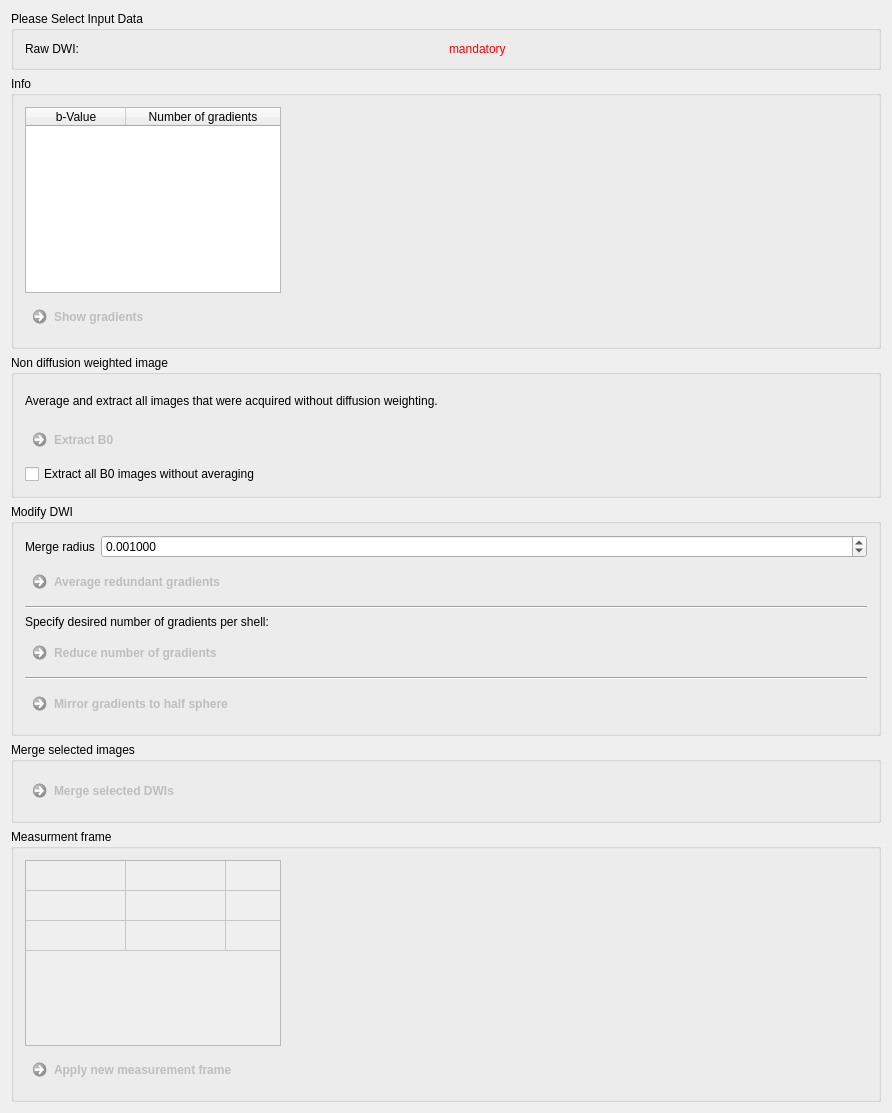
Old version of the form Plugins/org.mitk.gui.qt.diffusionimaging/src/internal/QmitkPreprocessingViewControls.ui in the repository MITK/MITK.
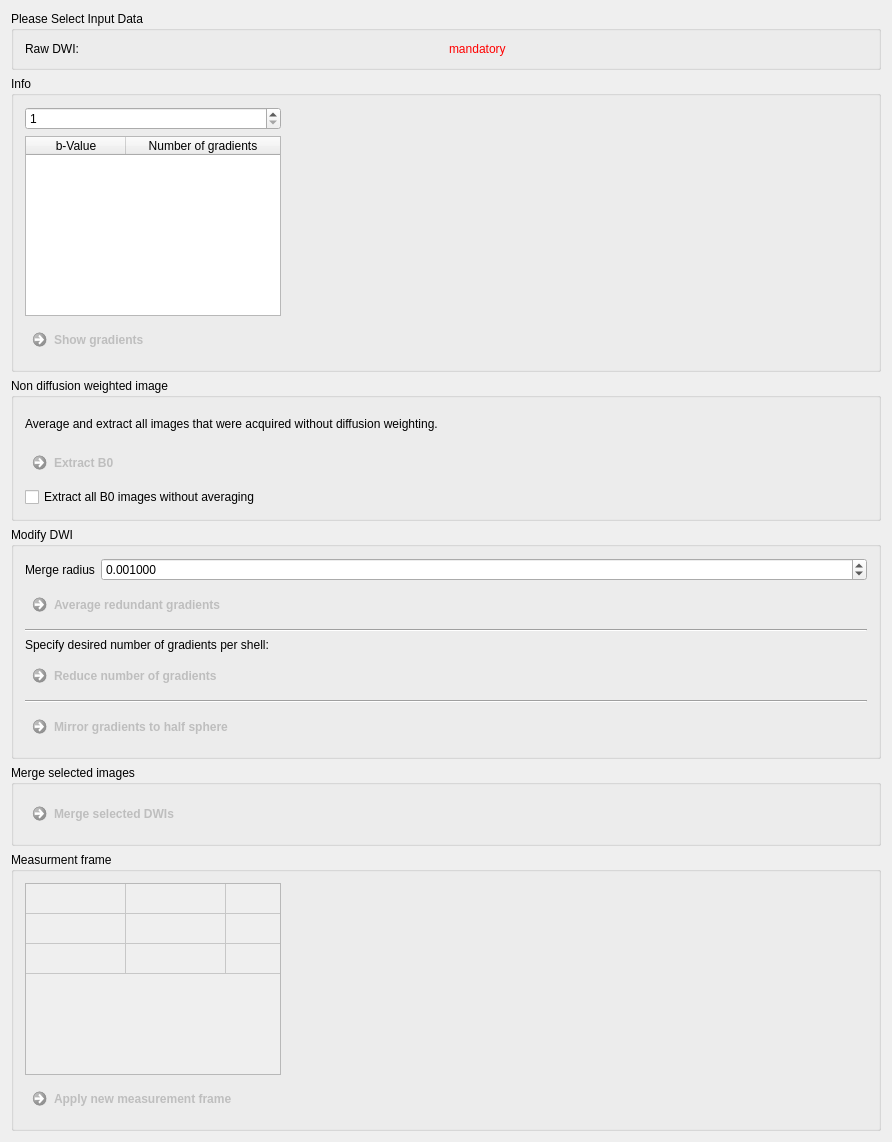
New version of the form.

What changed in the file:
```diff
--- a/Plugins/org.mitk.gui.qt.diffusionimaging/src/internal/QmitkPreprocessingViewControls.ui
+++ b/Plugins/org.mitk.gui.qt.diffusionimaging/src/internal/QmitkPreprocessingViewControls.ui
@@ -7,7 +7,7 @@
     <x>0</x>
     <y>0</y>
     <width>892</width>
-    <height>1080</height>
+    <height>1114</height>
    </rect>
   </property>
   <property name="minimumSize">
@@ -67,8 +67,8 @@
       <string>Info</string>
      </property>
      <layout class="QGridLayout" name="gridLayout_3">
-      <item row="0" column="0">
-       <widget class="QTableWidget" name="m_BvalueTable">
+      <item row="1" column="0">
+       <widget class="QTableWidget" name="m_B_ValueMap_TableWidget">
         <property name="sizePolicy">
          <sizepolicy hsizetype="Minimum" vsizetype="Minimum">
           <horstretch>0</horstretch>
@@ -108,7 +108,42 @@
         </column>
        </widget>
       </item>
-      <item row="0" column="1">
+      <item row="0" column="0">
+       <widget class="QSpinBox" name="m_B_ValueMap_Rounder_SpinBox">
+        <property name="toolTip">
+         <string>&lt;html&gt;&lt;head/&gt;&lt;body&gt;&lt;p&gt;This rounder allowes you to manipulate &lt;a name=&quot;result_box&quot;/&gt;the classification of the b-Values to the corresponding shells. But is not manipulating the original b-Values or data.&lt;/p&gt;&lt;/body&gt;&lt;/html&gt;</string>
+        </property>
+        <property name="minimum">
+         <number>1</number>
+        </property>
+        <property name="maximum">
+         <number>10000</number>
+        </property>
+        <property name="singleStep">
+         <number>10</number>
+        </property>
+       </widget>
+      </item>
+      <item row="2" column="0">
+       <widget class="QCommandLinkButton" name="m_ShowGradientsButton">
+        <property name="enabled">
+         <bool>false</bool>
+        </property>
+        <property name="toolTip">
+         <string>Generate pointset displaying the gradient vectors (applied measurement frame).</string>
+        </property>
+        <property name="statusTip">
+         <string/>
+        </property>
+        <property name="whatsThis">
+         <string notr="true"/>
+        </property>
+        <property name="text">
+         <string>Show gradients</string>
+        </property>
+       </widget>
+      </item>
+      <item row="0" column="1" rowspan="2">
        <spacer name="horizontalSpacer_2">
         <property name="orientation">
          <enum>Qt::Horizontal</enum>
@@ -121,25 +156,6 @@
         </property>
        </spacer>
       </item>
-      <item row="1" column="0">
-       <widget class="QCommandLinkButton" name="m_ShowGradientsButton">
-        <property name="enabled">
-         <bool>false</bool>
-        </property>
-        <property name="toolTip">
-         <string>Generate pointset displaying the gradient vectors (applied measurement frame).</string>
-        </property>
-        <property name="statusTip">
-         <string/>
-        </property>
-        <property name="whatsThis">
-         <string notr="true"/>
-        </property>
-        <property name="text">
-         <string>Show gradients</string>
-        </property>
-       </widget>
-      </item>
      </layout>
     </widget>
    </item>
```
Left out of the diff: 22 changed lines with no effect on the pictures.
